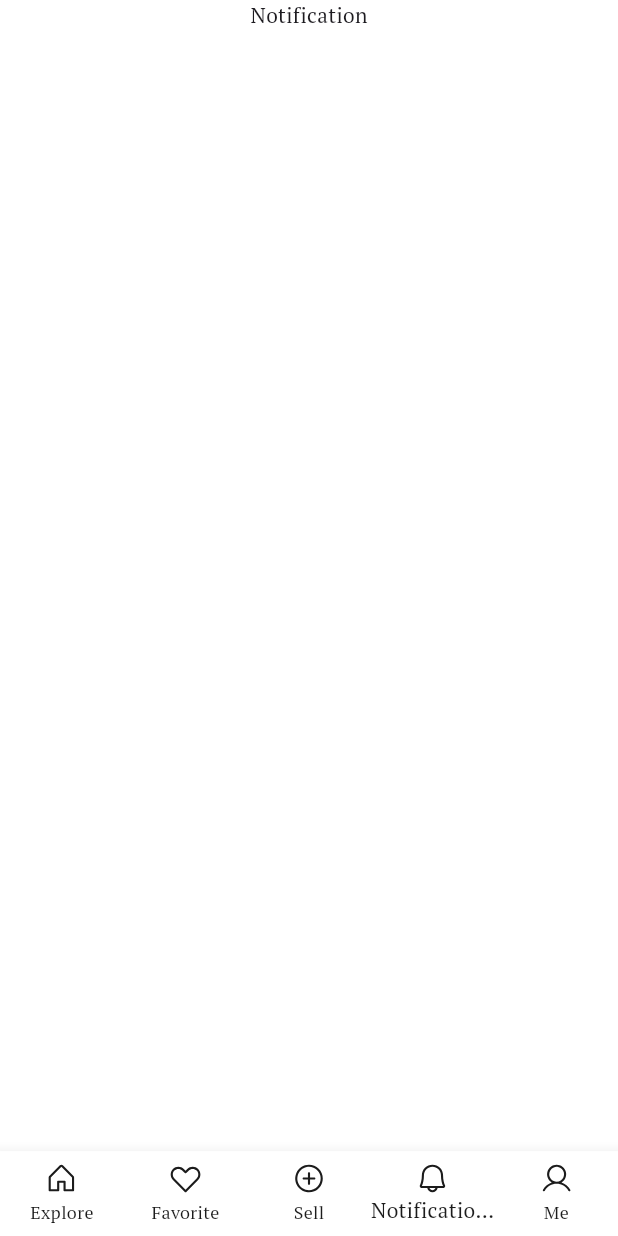
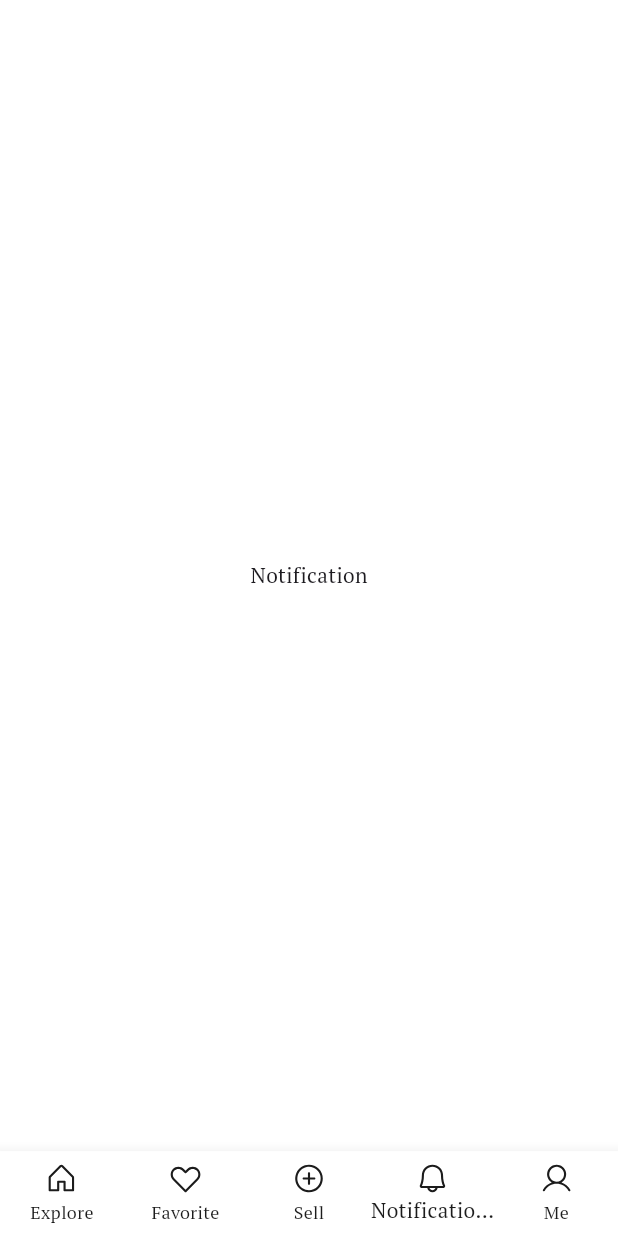
Before and after one commit to sajidrec/flutter_vendra, a Flutter app: the BottomNavbarPage screen opened by its route, item 4 of the bottom bar chosen, on a phone screen of 412 x 824 dp. Run offline on Flutter 3.47's test engine with Material 3 defaults, Android fonts, the light colour scheme and no system bars; our stand-ins replace carousel_slider, flutter_screenutil, flutter_svg, get, google_fonts, permission_handler.

Commit message:
- fix error bottom navbar

```diff
--- a/lib/app/modules/bottom_navbar_page/presentation/controllers/bottom_navbar_page_controller.dart
+++ b/lib/app/modules/bottom_navbar_page/presentation/controllers/bottom_navbar_page_controller.dart
@@ -1,18 +1,18 @@
 import 'package:flutter/widgets.dart';
 import 'package:get/get.dart';
+import 'package:vendra_app/app/modules/home_page/presentation/views/home_page.dart';
 
 class BottomNavbarPageController extends GetxController {
   int index = 0;
 
   final List<Widget> pages = [
-    Center(child: Text("Home")),
+    HomePage(),
     Center(child: Text("Favorite")),
     Center(child: Text("Sell")),
     Center(child: Text("Notification")),
     Center(child: Text("Me")),
   ];
 
-
   void changePage(int index) {
     this.index = index;
     update();
--- a/lib/app/modules/bottom_navbar_page/presentation/views/bottom_navbar_page.dart
+++ b/lib/app/modules/bottom_navbar_page/presentation/views/bottom_navbar_page.dart
@@ -21,7 +21,7 @@ class BottomNavbarPage extends StatelessWidget {
               selectedItemColor: AppColors.primaryBlack,
               unselectedItemColor: AppColors.primaryBlack,
               type: BottomNavigationBarType.fixed,
-              items: _buildBottomNavbarItemList(controller),
+              items: _buildBottomNavbarItems(controller),
               currentIndex: controller.index,
               onTap: (int index) {
                 controller.changePage(index);
@@ -31,16 +31,14 @@ class BottomNavbarPage extends StatelessWidget {
         ),
         body: GetBuilder<BottomNavbarPageController>(
           builder: (controller) {
-            return SingleChildScrollView(
-              child: controller.pages[controller.index],
-            );
+            return controller.pages[controller.index];
           },
         ),
       ),
     );
   }
 
-  List<BottomNavigationBarItem> _buildBottomNavbarItemList(
+  List<BottomNavigationBarItem> _buildBottomNavbarItems(
     BottomNavbarPageController controller,
   ) {
     return [
--- a/lib/app/modules/home_page/presentation/bindings/home_binding.dart
+++ b/lib/app/modules/home_page/presentation/bindings/home_binding.dart
@@ -5,6 +5,6 @@ import '../controllers/home_page_controller.dart';
 class HomeBinding extends Bindings {
   @override
   void dependencies() {
-    Get.lazyPut(() => HomePageController());
+    Get.lazyPut(() => HomePageController(), fenix: true);
   }
 }
--- a/lib/app/modules/home_page/presentation/views/home_page.dart
+++ b/lib/app/modules/home_page/presentation/views/home_page.dart
@@ -5,6 +5,8 @@ class HomePage extends StatelessWidget {
 
   @override
   Widget build(BuildContext context) {
-    return SafeArea(child: Scaffold());
+    return SafeArea(
+      child: Scaffold(body: Center(child: Text("data"))),
+    );
   }
 }
--- a/lib/app/modules/on_boarding_page/controller/on_boarding_page_controller.dart
+++ b/lib/app/modules/on_boarding_page/controller/on_boarding_page_controller.dart
@@ -30,7 +30,7 @@ class OnBoardingPageController extends GetxController {
       locationStatus = await Permission.location.status;
 
       if (notificationStatus.isGranted && locationStatus.isGranted) {
-        Get.offAllNamed(AppRoutes.homeRoute);
+        Get.offAllNamed(AppRoutes.bottomNavRoute);
       }
     } else {
       Get.offAllNamed(AppRoutes.bottomNavRoute);
--- a/lib/main.dart
+++ b/lib/main.dart
@@ -8,6 +8,7 @@ import 'app/routes/app_pages.dart';
 import 'app/routes/app_routes.dart';
 
 void main() {
+  WidgetsFlutterBinding.ensureInitialized();
   runApp(MyApp());
 }
 
@@ -20,12 +21,9 @@ class MyApp extends StatelessWidget {
       designSize: const Size(402, 874),
       minTextAdapt: true,
       splitScreenMode: true,
-
       child: GetMaterialApp(
         initialRoute: AppRoutes.splashRoute,
-
         getPages: AppPages.pages,
-
         theme: ThemeData(
           textTheme: GoogleFonts.ptSerifTextTheme(Theme.of(context).textTheme),
           scaffoldBackgroundColor: AppColors.primaryWhite,
```
Also changed, not shown: lib/app/modules/home_page/presentation/controllers/home_page_controller.dart (+10 -1 lines).
